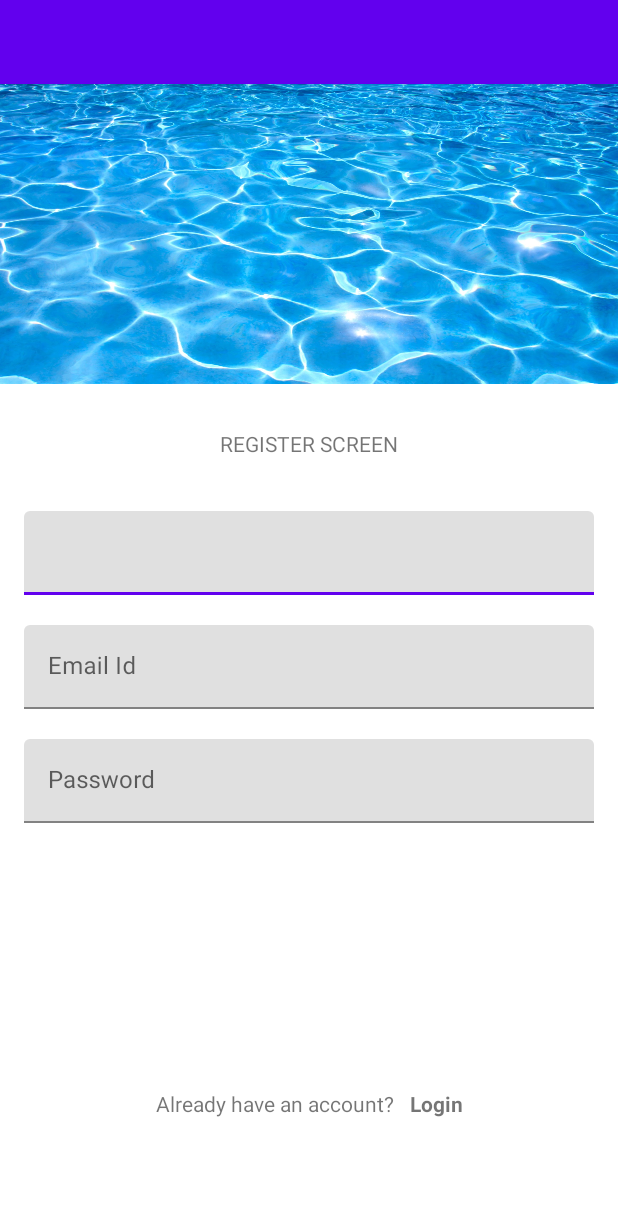
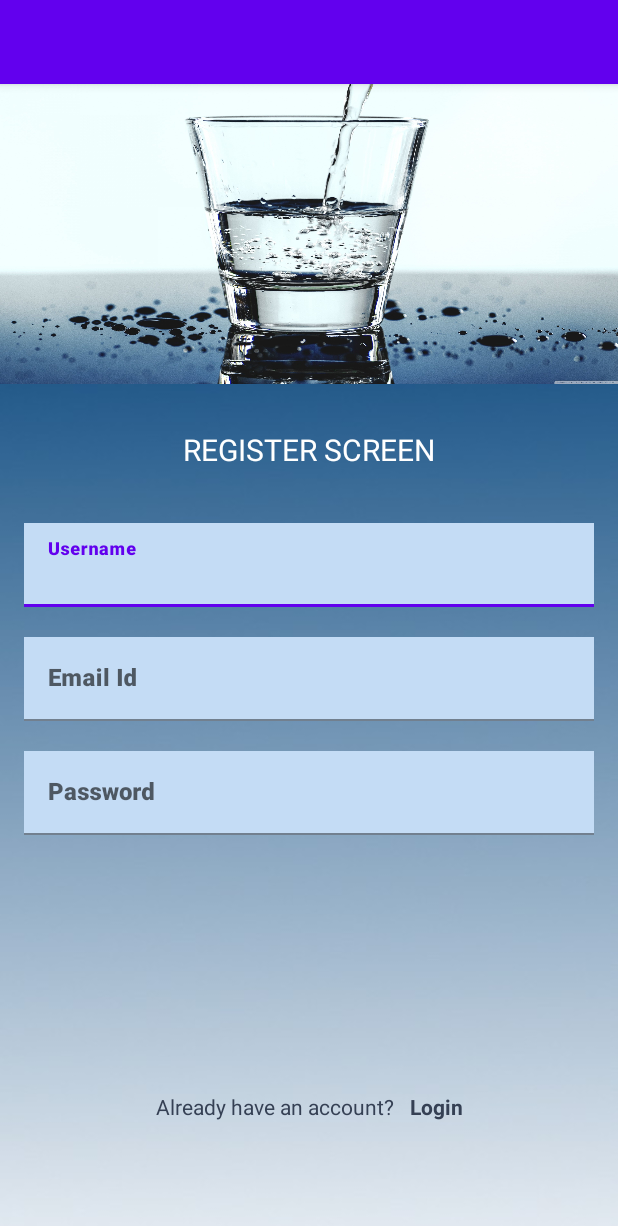
Before and after one commit to JoelK02/Water-reminder-android-application, an Android app: the RegisterActivity screen opened directly, with no data from a screen before it, on a phone screen of 412 x 824 dp. Shown: the top 1226 px of the screen. Run offline under Robolectric (Android 15) with nearby library versions, the phone set to English and light mode, and no system bars; our stand-ins replace Firebase (no records; nobody signed in at launch, a user with empty details on screens opened directly).

Commit message:
apps GUI design+cups8 firebase

```diff
--- a/FirebaseAuthDemo/app/src/main/java/com/firebaseauthdemo/RegisterActivity.kt
+++ b/FirebaseAuthDemo/app/src/main/java/com/firebaseauthdemo/RegisterActivity.kt
@@ -14,7 +14,7 @@ import com.google.firebase.auth.FirebaseAuth
 import com.google.firebase.auth.FirebaseUser
 import com.google.firebase.database.DatabaseReference
 import com.google.firebase.database.FirebaseDatabase
-import kotlin.jvm.internal.MutablePropertyReference2
+
 
 
 class RegisterActivity : AppCompatActivity() {
@@ -22,7 +22,14 @@ class RegisterActivity : AppCompatActivity() {
     lateinit var  auth: FirebaseAuth
     private lateinit var database : FirebaseDatabase
     private lateinit var  reference: DatabaseReference
-    private lateinit var  reference2: DatabaseReference
+    private lateinit var  cup1: DatabaseReference
+    private lateinit var  cup2: DatabaseReference
+    private lateinit var  cup3: DatabaseReference
+    private lateinit var  cup4: DatabaseReference
+    private lateinit var  cup5: DatabaseReference
+    private lateinit var  cup6: DatabaseReference
+    private lateinit var  cup7: DatabaseReference
+    private lateinit var  cup8: DatabaseReference
 
 
     lateinit var btn_register: Button
@@ -30,6 +37,7 @@ class RegisterActivity : AppCompatActivity() {
     lateinit var et_register_password: EditText
     lateinit var et_register_username: EditText
     lateinit var tv_login: TextView
+    var i = 1
 
     override fun onCreate(savedInstanceState: Bundle?) {
         super.onCreate(savedInstanceState)
@@ -38,7 +46,14 @@ class RegisterActivity : AppCompatActivity() {
         auth = FirebaseAuth.getInstance()
         database = FirebaseDatabase.getInstance("https://fir-authdemo-5224c-default-rtdb.asia-southeast1.firebasedatabase.app/")
         reference = database.getReference("Users")
-        reference2 = database.getReference("Cup1")
+        cup1 = database.getReference("Cup1")
+        cup2 = database.getReference("Cup2")
+        cup3 = database.getReference("Cup3")
+        cup4 = database.getReference("Cup4")
+        cup5 = database.getReference("Cup5")
+        cup6 = database.getReference("Cup6")
+        cup7 = database.getReference("Cup7")
+        cup8 = database.getReference("Cup8")
 
         btn_register = findViewById(R.id.btn_register)
         et_register_email = findViewById(R.id.et_register_email)
@@ -46,14 +61,7 @@ class RegisterActivity : AppCompatActivity() {
         et_register_username = findViewById(R.id.et_register_username)
         tv_login = findViewById(R.id.tv_login)
 
-
         tv_login.setOnClickListener {
-
-            // startActivity(Intent(this@RegisterActivity, LoginActivity::class.java))
-            // user can press back key to previous page
-            // so alternative ways:
-            // user press back key then back to its home page, close the apps
-
             onBackPressed()
         }
 
@@ -77,7 +85,6 @@ class RegisterActivity : AppCompatActivity() {
 
 
                 // if username, email and password checked and not empty
-                // oso trim the blank space in email/password
                 else ->{
                     val email: String = et_register_email.text.toString(). trim{it <= ' '}
                     val password: String = et_register_password.text.toString(). trim{it <= ' '}
@@ -91,8 +98,8 @@ class RegisterActivity : AppCompatActivity() {
                             //If the registration is successfully done
                             if (task.isSuccessful){
 
-                                    // Firebase registered user, create a firebase for user
-                                    // task will give result and user inside "result"
+                                // Firebase registered user, create a firebase for user
+                                // task will give result and user inside "result"
                                 val firebaseUser :FirebaseUser= task.result!!.user!!
 
                                 sendData()
@@ -113,8 +120,8 @@ class RegisterActivity : AppCompatActivity() {
                                 intent.putExtra("emailid",email)
                                 startActivity(intent)
                                 finish() // get rid of other activities so that only left main activity
-                                         // even if user press back key, they cant get back to register/login activity, instead it will close apps
-                                         // if not, user can press back key to return the previous page
+                                // even if user press back key, they cant get back to register/login activity, instead it will close apps
+                                // if not, user can press back key to return the previous page
 
                             }else{
 
@@ -130,44 +137,38 @@ class RegisterActivity : AppCompatActivity() {
     }
 
     private fun sendData() {
-        var username = et_register_username.text.toString().trim()
-        var email = et_register_email.text.toString().trim()
-        var password = et_register_password.text.toString().trim()
+        val username = et_register_username.text.toString().trim()
+        val email = et_register_email.text.toString().trim()
+        val password = et_register_password.text.toString().trim()
 
 
         val currentUser = auth.currentUser
         val currentUserDV= reference.child(currentUser?.uid!!)
-        val currentUserDV2= reference2.child(currentUser?.uid!!)
-
-
-
         currentUserDV.child("Username").setValue(username)
         currentUserDV.child("Email").setValue(email)
         currentUserDV.child("Password").setValue(password)
 
-        currentUserDV2.child("Data").setValue("0")
+        val cup1 = cup1.child(currentUser?.uid!!)
+        val cup2 = cup2.child(currentUser?.uid!!)
+        val cup3 = cup3.child(currentUser?.uid!!)
+        val cup4 = cup4.child(currentUser?.uid!!)
+        val cup5 = cup5.child(currentUser?.uid!!)
+        val cup6 = cup6.child(currentUser?.uid!!)
+        val cup7 = cup7.child(currentUser?.uid!!)
+        val cup8 = cup8.child(currentUser?.uid!!)
 
-        et_register_username.setText("")
-        et_register_email.setText("")
-        et_register_password.setText("")
+
+        cup1.child("Data").setValue("0")
+        cup2.child("Data").setValue("0")
+        cup3.child("Data").setValue("0")
+        cup4.child("Data").setValue("0")
+        cup5.child("Data").setValue("0")
+        cup6.child("Data").setValue("0")
+        cup7.child("Data").setValue("0")
+        cup8.child("Data").setValue("0")
+
+
 
     }
 
 }
-
-/*private fun sendData() {
-        var username = et_register_username.text.toString().trim()
-        var email = et_register_email.text.toString().trim()
-        var password = et_register_password.text.toString().trim()
-
-        if (username.isNotEmpty() && email.isNotEmpty() && password.isNotEmpty()){
-            var model=DatabaseModel(username, email, password)
-            reference.child(username).setValue(model)
-            et_register_username.setText("")
-            et_register_email.setText("")
-            et_register_password.setText("")
-
-        }else{
-            Toast.makeText(applicationContext,"All field required", Toast.LENGTH_LONG).show()
-        }
-    }*/
--- a/FirebaseAuthDemo/app/src/main/java/com/firebaseauthdemo/tset.kt
+++ b/FirebaseAuthDemo/app/src/main/java/com/firebaseauthdemo/tset.kt
@@ -1,6 +1,5 @@
 package com.firebaseauthdemo
 
 class tset {
-    asdasdad
-    dsjrfhsjkd
+
 }
--- a/FirebaseAuthDemo/app/src/main/res/layout/activity_register.xml
+++ b/FirebaseAuthDemo/app/src/main/res/layout/activity_register.xml
@@ -20,15 +20,36 @@
             android:layout_height="match_parent"
             android:contentDescription="image"
             android:scaleType="fitXY"
-            app:srcCompat="@drawable/water" />
+            app:srcCompat="@drawable/bckglogin8" />
     </FrameLayout>
+
+    <LinearLayout
+        android:layout_width="match_parent"
+        android:layout_height="match_parent"
+        android:layout_marginTop="200dp"
+        android:background="@drawable/bckglogin2"
+        android:orientation="horizontal"
+        app:layout_constraintTop_toTopOf="parent">
+
+        <ImageView
+            android:id="@+id/bckgcolour"
+            android:layout_width="wrap_content"
+            android:layout_height="wrap_content"
+            android:layout_weight="1"
+            android:scaleType="fitXY"
+            app:srcCompat="@drawable/bckglogin11" />
+    </LinearLayout>
 
     <TextView
         android:id="@+id/tv_title"
         android:layout_width="wrap_content"
         android:layout_height="wrap_content"
         android:layout_marginTop="30dp"
+        android:fontFamily="sans-serif"
         android:text="REGISTER SCREEN"
+        android:textAllCaps="false"
+        android:textColor="@color/white"
+        android:textSize="20sp"
         app:layout_constraintEnd_toEndOf="parent"
         app:layout_constraintStart_toStartOf="parent"
         app:layout_constraintTop_toBottomOf="@id/fl_header_image" />
@@ -48,7 +69,11 @@
             android:id="@+id/et_register_username"
             android:layout_width="match_parent"
             android:layout_height="wrap_content"
+            android:background="@color/lightblue"
+            android:fontFamily="sans-serif-black"
+            android:hint="Username"
             android:inputType="textPersonName"
+            android:textColor="@color/colorPrimaryDark"
             tools:text="Name" />
     </com.google.android.material.textfield.TextInputLayout>
 
@@ -68,7 +93,10 @@
             android:layout_marginStart="16dp"
             android:layout_marginTop="20dp"
             android:layout_marginEnd="16dp"
+            android:background="@color/lightblue"
+            android:fontFamily="sans-serif-black"
             android:inputType="textEmailAddress"
+            android:textColor="@color/colorPrimaryDark"
             tools:text="abc@gmail.com" />
 
     </com.google.android.material.textfield.TextInputLayout>
@@ -89,12 +117,15 @@
             android:layout_marginStart="16dp"
             android:layout_marginTop="20dp"
             android:layout_marginEnd="16dp"
+            android:background="@color/lightblue"
+            android:fontFamily="sans-serif-black"
             android:inputType="numberPassword"
+            android:textColor="@color/colorPrimaryDark"
             tools:text="123456" />
 
     </com.google.android.material.textfield.TextInputLayout>
 
-    <Button
+    <androidx.appcompat.widget.AppCompatButton
         android:id="@+id/btn_register"
         android:layout_width="match_parent"
         android:layout_height="wrap_content"
@@ -102,12 +133,15 @@
         android:layout_marginTop="200dp"
         android:layout_marginEnd="16dp"
         android:layout_marginBottom="230dp"
-        android:background="@color/colorAccent"
+        android:background="@color/matteblue"
+        android:fontFamily="sans-serif"
         android:foreground="?attr/selectableItemBackground"
         android:gravity="center"
         android:text="Register"
+        android:textColor="@color/colorPrimaryDark"
+        android:textColorHighlight="@color/matteblue"
         android:textSize="18sp"
-        android:textStyle="bold"
+        android:textStyle="normal|bold"
         app:layout_constraintBottom_toBottomOf="parent"
         app:layout_constraintEnd_toEndOf="parent"
         app:layout_constraintStart_toStartOf="parent"
@@ -129,7 +163,8 @@
             android:layout_height="wrap_content"
             android:layout_marginTop="0dp"
             android:padding="5dp"
-            android:text="Already have an account?" />
+            android:text="Already have an account?"
+            android:textColor="@color/darkgrey" />
 
         <TextView
             android:id="@+id/tv_login"
@@ -139,6 +174,7 @@
             android:layout_weight="1"
             android:padding="5dp"
             android:text="Login"
+            android:textColor="@color/darkgrey"
             android:textStyle="bold" />
     </LinearLayout>
 
--- a/FirebaseAuthDemo/app/src/main/res/values/colors.xml
+++ b/FirebaseAuthDemo/app/src/main/res/values/colors.xml
@@ -10,4 +10,8 @@
     <color name="colorPrimaryDark">#222934</color>
     <color name="colorPrimary">#ED2173</color>
     <color name="colorAccent">#ED2173</color>
+    <color name="matteblue">#94C3F2</color>
+    <color name="darkgrey">#354054</color>
+    <color name="lightblue">#C4DCF5</color>
+
 </resources>
```
Also changed, not shown: FirebaseAuthDemo/app/src/main/res/layout/activity_forgot_password.xml (+28 -9 lines), FirebaseAuthDemo/app/src/main/res/layout/activity_login.xml (+38 -4 lines), FirebaseAuthDemo/app/src/main/res/drawable-v24/bckglogin11.png (added), FirebaseAuthDemo/app/src/main/res/drawable-v24/bckglogin5.jpg (added), FirebaseAuthDemo/app/src/main/res/drawable-v24/bckglogin6.jpg (added), FirebaseAuthDemo/app/src/main/res/drawable-v24/bckglogin8.jpg (added).
